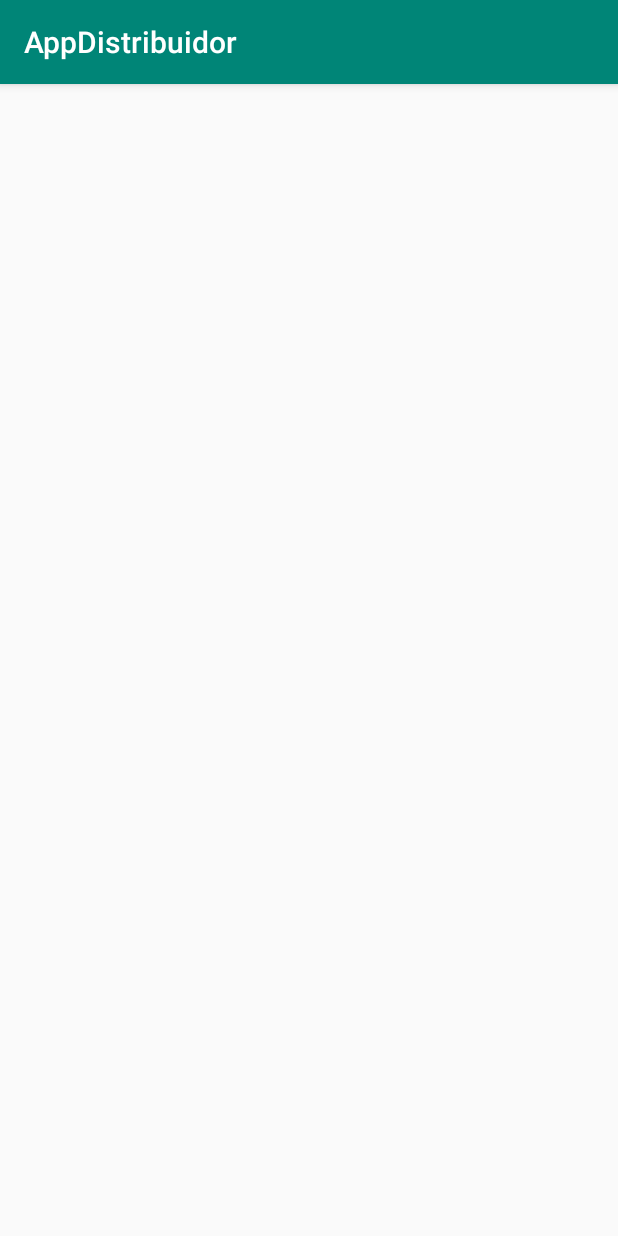
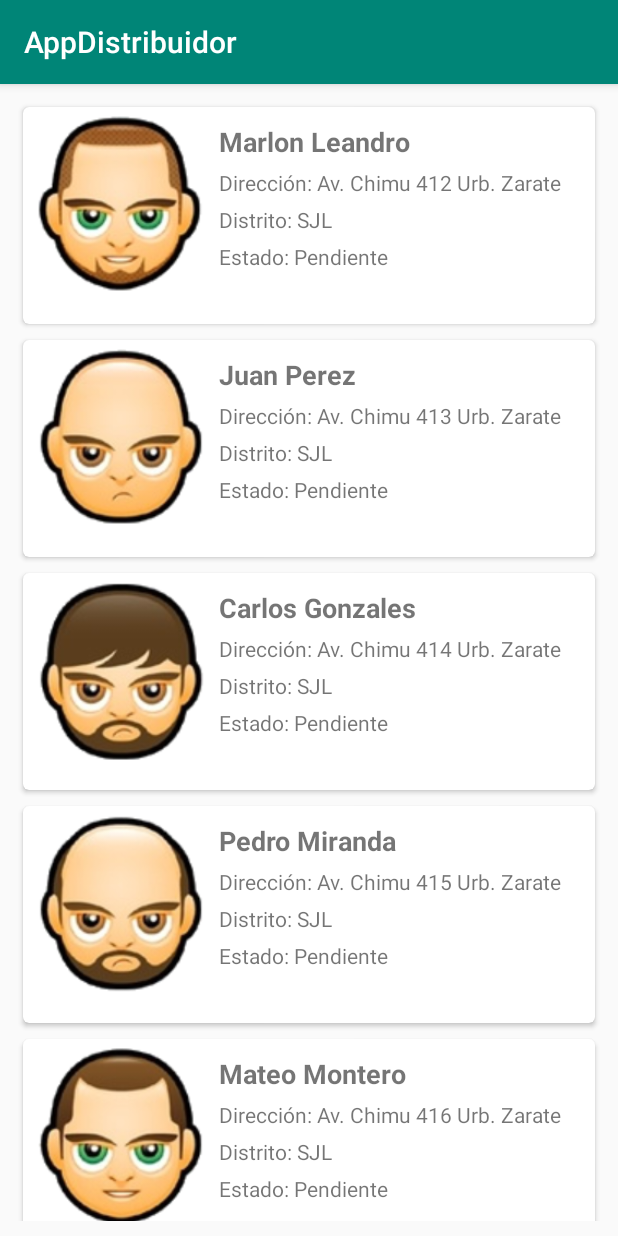
Before and after one commit to Denniuss/AppDistribuidor, an Android app: the screen it shows after launch (MainActivity), on a phone screen of 412 x 824 dp. Run offline under Robolectric (Android 15) with nearby library versions, the phone set to English and light mode, and no system bars; our stand-ins replace Picasso; pictures from the network do not load.

```diff
--- a/app/src/main/java/com/newmantech/appdistribuidor/AtenderPedidoMapsActivity.java
+++ b/app/src/main/java/com/newmantech/appdistribuidor/AtenderPedidoMapsActivity.java
@@ -38,7 +38,7 @@ public class AtenderPedidoMapsActivity extends FragmentActivity implements OnMap
         mapFragment.getMapAsync(this);
 
         idpedido = (TextView) findViewById(R.id.idpedido);
-        idpedido.setText(getIntent().getExtras().getString("curIdpedido"));
+        idpedido.setText(getIntent().getExtras().getString("nidpedido"));
         //String nidpedido = getIntent().getExtras().getString("nidpedido");
 
         btnAtender = (Button) findViewById(R.id.btnAtender);
--- a/app/src/main/java/com/newmantech/appdistribuidor/DetalleActivity.java
+++ b/app/src/main/java/com/newmantech/appdistribuidor/DetalleActivity.java
@@ -58,7 +58,7 @@ public class DetalleActivity extends AppCompatActivity {
         distrito.setText("Distrito: " + getIntent().getExtras().getString("curDistrito"));
         estado.setText("Estado: " + getIntent().getExtras().getString("curEstado"));
         imagen.setImageResource(getIntent().getExtras().getInt("curImagen"));
-        idpedido.setText(String.valueOf(getIntent().getExtras().getString("curIdpedido")));
+        idpedido.setText(String.valueOf(getIntent().getExtras().getInt("curIdpedido")));
         latitud.setText(getIntent().getExtras().getString("curLatitud"));
         longitud.setText(getIntent().getExtras().getString("curLongitud"));
 
--- a/app/src/main/java/com/newmantech/appdistribuidor/MainActivity.java
+++ b/app/src/main/java/com/newmantech/appdistribuidor/MainActivity.java
@@ -66,8 +66,6 @@ public class MainActivity extends AppCompatActivity {
         });
     }
 
-
-
     private static void finalizarPedido(String baseUrl){
        Retrofit retrofit = new Retrofit.Builder().baseUrl(baseUrl)
                 .addConverterFactory(GsonConverterFactory.create())
@@ -98,7 +96,7 @@ public class MainActivity extends AppCompatActivity {
     }
 
     private void FillPedidos(){
-        Retrofit retrofit = new Retrofit.Builder().baseUrl(baseUrl)
+       /* Retrofit retrofit = new Retrofit.Builder().baseUrl(baseUrl)
                 .addConverterFactory(GsonConverterFactory.create())
                 .build();
 
@@ -121,16 +119,17 @@ public class MainActivity extends AppCompatActivity {
 
                         items.add(new Pedido(dis.getIdPedido(), R.drawable.face01, dis.getCliente(), dis.getDireccion(), dis.getDistrito(), dis.getDescripcion(),dis.getEstado(),dis.getLatitud(),dis.getLongitud(),""));
                     }
-                    /*
-                        items.add(new Pedido(1,R.drawable.face01, "Marlon Leandro", "Av. Chimu 412 Urb. Zarate", "SJL", "Aniversario","Pendiente","-12.02456","-77.00057"));
-                        items.add(new Pedido(2,R.drawable.face02, "Juan Perez", "Av. Chimu 413 Urb. Zarate", "SJL", "Cumpleaños","Pendiente","-12.070118","-77.029274"));
-                        items.add(new Pedido(3,R.drawable.face03, "Carlos Gonzales", "Av. Chimu 414 Urb. Zarate", "SJL", "Boda","Pendiente","-12.058746","-77.12736"));
-                        items.add(new Pedido(4,R.drawable.face04, "Pedro Miranda", "Av. Chimu 415 Urb. Zarate", "SJL", "Aniversario","Pendiente","-11.986429","-77.090034"));
-                        items.add(new Pedido(5,R.drawable.face05, "Mateo Montero", "Av. Chimu 416 Urb. Zarate", "SJL", "Dia del Padre","Pendiente","-11.9229765","-77.04199"));
-                        items.add(new Pedido(6,R.drawable.face06, "Hugo Santana", "Av. Chimu 417 Urb. Zarate", "SJL", "Dia de la empresa","Pendiente","-12.05393","-76.97475"));
-                        items.add(new Pedido(7,R.drawable.face07, "Pedro Quijandria", "Av. Chimu 418 Urb. Zarate", "SJL", "Boda","Pendiente","-12.067931","-77.01171"));
-                        items.add(new Pedido(8,R.drawable.face08, "Ruben cartagena", "Av. Chimu 419 Urb. Zarate", "SJL", "Aniversario","Pendiente","-12.003887","-77.06022"));
-*/
+                    */
+                    items.add(new Pedido(1,R.drawable.face01, "Marlon Leandro", "Av. Chimu 412 Urb. Zarate", "SJL", "Aniversario","Pendiente","-12.02456","-77.00057",""));
+                    items.add(new Pedido(2,R.drawable.face02, "Juan Perez", "Av. Chimu 413 Urb. Zarate", "SJL", "Cumpleaños","Pendiente","-12.070118","-77.029274",""));
+                    items.add(new Pedido(3,R.drawable.face03, "Carlos Gonzales", "Av. Chimu 414 Urb. Zarate", "SJL", "Boda","Pendiente","-12.058746","-77.12736",""));
+                    items.add(new Pedido(4,R.drawable.face04, "Pedro Miranda", "Av. Chimu 415 Urb. Zarate", "SJL", "Aniversario","Pendiente","-11.986429","-77.090034",""));
+                    items.add(new Pedido(5,R.drawable.face05, "Mateo Montero", "Av. Chimu 416 Urb. Zarate", "SJL", "Dia del Padre","Pendiente","-11.9229765","-77.04199",""));
+                    items.add(new Pedido(6,R.drawable.face06, "Hugo Santana", "Av. Chimu 417 Urb. Zarate", "SJL", "Dia de la empresa","Pendiente","-12.05393","-76.97475",""));
+                    items.add(new Pedido(7,R.drawable.face07, "Pedro Quijandria", "Av. Chimu 418 Urb. Zarate", "SJL", "Boda","Pendiente","-12.067931","-77.01171",""));
+                    items.add(new Pedido(8,R.drawable.face08, "Ruben cartagena", "Av. Chimu 419 Urb. Zarate", "SJL", "Aniversario","Pendiente","-12.003887","-77.06022",""));
+
+
                     // Obtener el Recycler
                     recycler = (RecyclerView) findViewById(R.id.reciclador);
                     recycler.setHasFixedSize(true);
@@ -141,7 +140,7 @@ public class MainActivity extends AppCompatActivity {
 
                     adapter = new PedidosAdapter(items);
                     recycler.setAdapter(adapter);
-
+/*
                 }
 
             }
@@ -150,7 +149,7 @@ public class MainActivity extends AppCompatActivity {
             public void onFailure(Call<List<Distribucion>> call, Throwable t) {
                 Log.e("onFaillure chamado ", t.getMessage());
             }
-        });
+        });*/
     }
 
 
```
